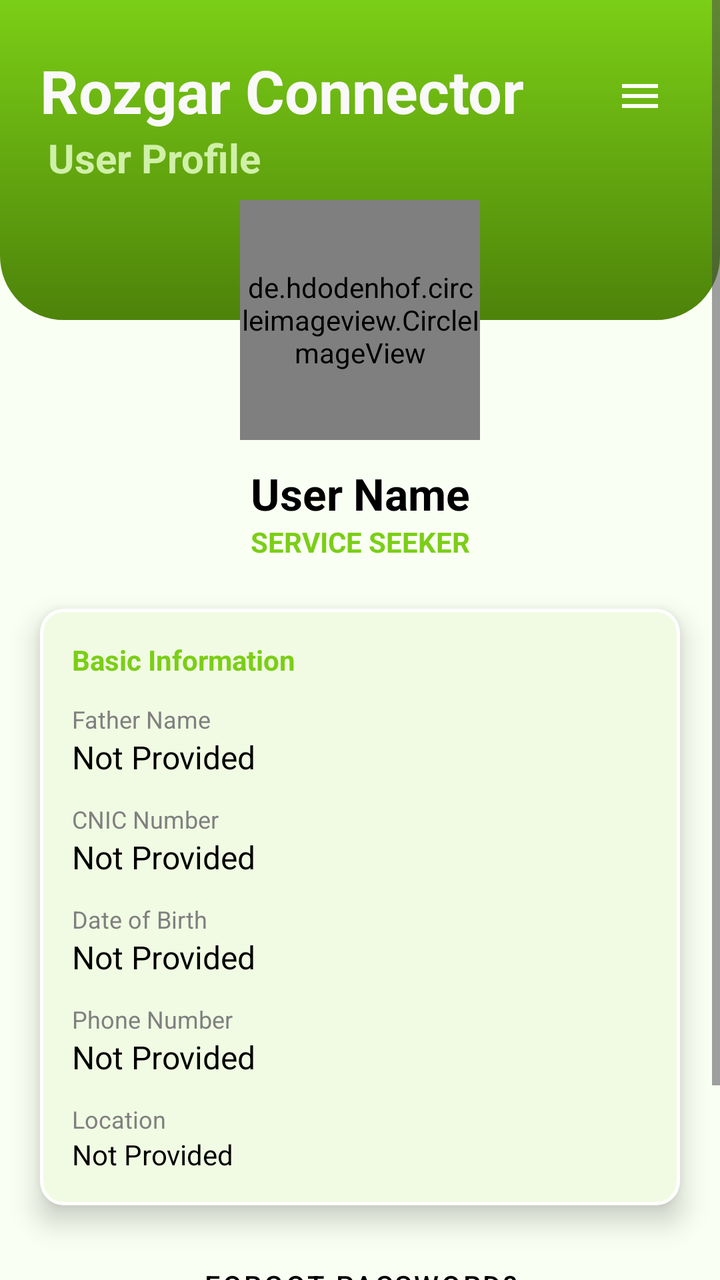
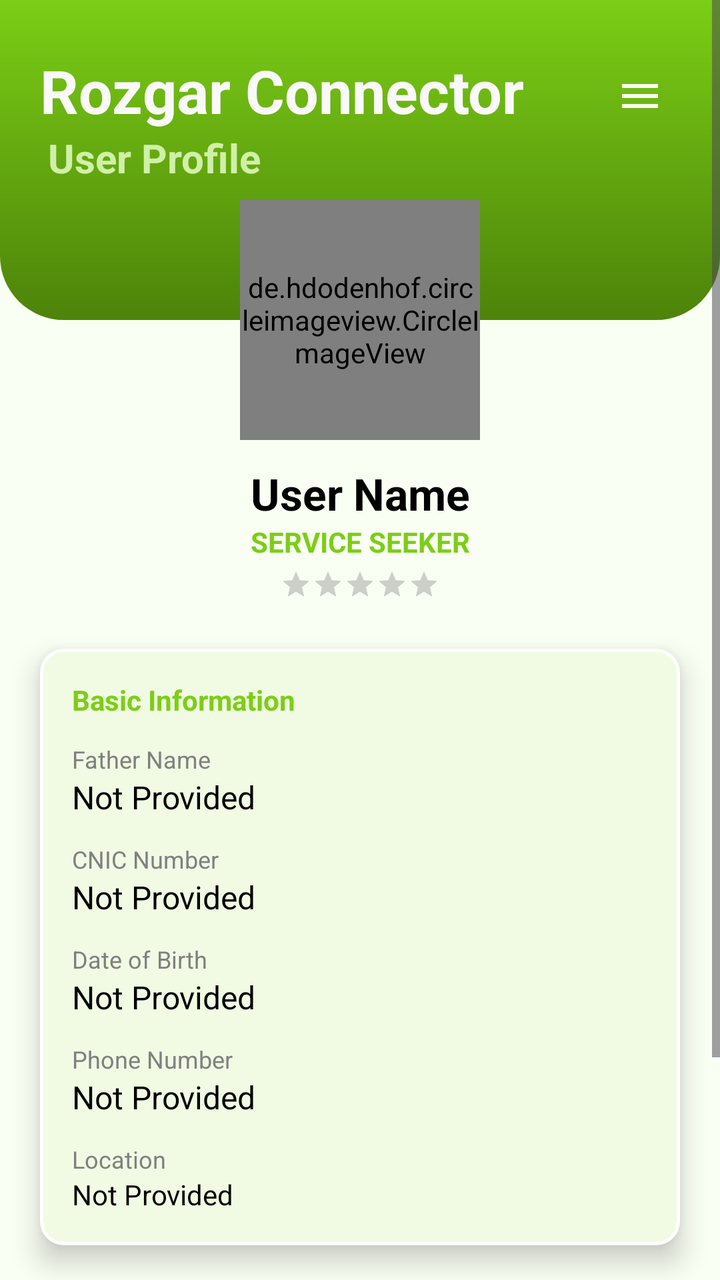

Screens rendered from an Android XML layout before and after an edit, with the pre-edit source and the edit as a unified diff.
<!-- AndroidManifest.xml: application theme Theme.RozgarConnector -->
<!-- res/layout/fragment_profile.xml -->
<?xml version="1.0" encoding="utf-8"?>
<ScrollView xmlns:android="http://schemas.android.com/apk/res/android"
    xmlns:app="http://schemas.android.com/apk/res-auto"
    xmlns:tools="http://schemas.android.com/tools"
    android:layout_width="match_parent"
    android:layout_height="match_parent"
    android:background="@color/white"
    android:elevation="8dp">

    <androidx.constraintlayout.widget.ConstraintLayout
        android:layout_width="match_parent"
        android:layout_height="wrap_content"
        android:background="@color/white"
        android:paddingBottom="32dp">

        <View
            android:id="@+id/profileHeader"
            android:layout_width="0dp"
            android:layout_height="160dp"
            android:background="@drawable/header_gradient_curved"
            app:layout_constraintEnd_toEndOf="parent"
            app:layout_constraintHorizontal_bias="1.0"
            app:layout_constraintStart_toStartOf="parent"
            app:layout_constraintTop_toTopOf="parent" />

        <TextView
            android:id="@+id/tvappname"
            android:layout_width="wrap_content"
            android:layout_height="wrap_content"
            android:layout_marginStart="20dp"
            android:layout_marginTop="25dp"
            android:text="@string/app_name"
            android:textAlignment="textStart"
            android:textColor="#FAF9F9"
            android:textSize="30sp"
            android:textStyle="bold"
            app:layout_constraintStart_toStartOf="parent"
            app:layout_constraintTop_toTopOf="parent" />

        <TextView
            android:id="@+id/textView3"
            android:layout_width="wrap_content"
            android:layout_height="wrap_content"
            android:layout_marginStart="24dp"
            android:text="@string/user_profile"
            android:textAlignment="textStart"
            android:textColor="#D0F0A8"
            android:textSize="20sp"
            android:textStyle="bold"
            app:layout_constraintStart_toStartOf="parent"
            app:layout_constraintTop_toBottomOf="@+id/tvappname" />

        <ImageView
            android:id="@+id/btnSettings"
            android:layout_width="32dp"
            android:layout_height="32dp"
            android:layout_marginTop="32dp"
            android:layout_marginEnd="24dp"
            android:padding="4dp"
            android:src="@drawable/ic_menu"
            app:layout_constraintEnd_toEndOf="parent"
            app:layout_constraintTop_toTopOf="parent"
            app:tint="@color/white" />

        <de.hdodenhof.circleimageview.CircleImageView
            android:id="@+id/imgProfile"
            android:layout_width="120dp"
            android:layout_height="120dp"
            android:layout_marginTop="100dp"
            android:src="@drawable/ic_profile"
            app:civ_border_color="@color/white"
            app:civ_border_width="4dp"
            app:layout_constraintEnd_toEndOf="parent"
            app:layout_constraintStart_toStartOf="parent"
            app:layout_constraintTop_toTopOf="parent" />

        <TextView
            android:id="@+id/tvProfileName"
            android:layout_width="wrap_content"
            android:layout_height="wrap_content"
            android:layout_marginTop="12dp"
            android:text="User Name"
            android:textColor="@color/black"
            android:textSize="22sp"
            android:textStyle="bold"
            app:layout_constraintEnd_toEndOf="parent"
            app:layout_constraintStart_toStartOf="parent"
            app:layout_constraintTop_toBottomOf="@id/imgProfile" />

        <TextView
            android:id="@+id/tvProfileRole"
            android:layout_width="wrap_content"
            android:layout_height="wrap_content"
            android:text="SERVICE SEEKER"
            android:textColor="@color/primary_green"
            android:textSize="14sp"
            android:textStyle="bold"
            app:layout_constraintEnd_toEndOf="parent"
            app:layout_constraintStart_toStartOf="parent"
            app:layout_constraintTop_toBottomOf="@id/tvProfileName" />

        
        <com.google.android.material.card.MaterialCardView
            android:id="@+id/infoCard"
            android:layout_width="0dp"
            android:layout_height="wrap_content"
            android:layout_marginHorizontal="20dp"
            android:layout_marginTop="24dp"
            app:cardCornerRadius="12dp"
            app:cardElevation="8dp"
            app:strokeColor="@color/ic_logo_background"
            app:strokeWidth="1.5dp"
            app:layout_constraintEnd_toEndOf="parent"
            app:layout_constraintStart_toStartOf="parent"
            app:layout_constraintTop_toBottomOf="@id/tvProfileRole">

            <LinearLayout
                android:layout_width="match_parent"
                android:layout_height="wrap_content"
                android:background="#F1FBE3"
                android:elevation="8dp"
                android:orientation="vertical"
                android:padding="16dp">

                <TextView
                    android:layout_width="wrap_content"
                    android:layout_height="wrap_content"
                    android:layout_marginBottom="12dp"
                    android:text="@string/basic_info"
                    android:textColor="@color/primary_green"
                    android:textStyle="bold" />

                <TextView
                    android:layout_width="wrap_content"
                    android:layout_height="wrap_content"
                    android:text="@string/father_name"
                    android:textColor="@color/grey"
                    android:textSize="12sp" />

                <TextView
                    android:id="@+id/tvFatherName"
                    android:layout_width="wrap_content"
                    android:layout_height="wrap_content"
                    android:layout_marginBottom="12dp"
                    android:text="@string/not_provided"
                    android:textColor="@color/black"
                    android:textSize="16sp" />

                <TextView
                    android:layout_width="wrap_content"
                    android:layout_height="wrap_content"
                    android:text="@string/cnic_number"
                    android:textColor="@color/grey"
                    android:textSize="12sp" />

                <TextView
                    android:id="@+id/tvCnic"
                    android:layout_width="wrap_content"
                    android:layout_height="wrap_content"
                    android:layout_marginBottom="12dp"
                    android:text="@string/not_provided"
                    android:textColor="@color/black"
                    android:textSize="16sp" />

                <TextView
                    android:layout_width="wrap_content"
                    android:layout_height="wrap_content"
                    android:text="@string/dob"
                    android:textColor="@color/grey"
                    android:textSize="12sp" />

                <TextView
                    android:id="@+id/tvDob"
                    android:layout_width="wrap_content"
                    android:layout_height="wrap_content"
                    android:layout_marginBottom="12dp"
                    android:text="@string/not_provided"
                    android:textColor="@color/black"
                    android:textSize="16sp" />

                <TextView
                    android:layout_width="wrap_content"
                    android:layout_height="wrap_content"
                    android:text="@string/phone_number"
                    android:textColor="@color/grey"
                    android:textSize="12sp" />

                <TextView
                    android:id="@+id/tvPhone"
                    android:layout_width="wrap_content"
                    android:layout_height="wrap_content"
                    android:layout_marginBottom="12dp"
                    android:text="@string/not_provided"
                    android:textColor="@color/black"
                    android:textSize="16sp" />

                <TextView
                    android:layout_width="wrap_content"
                    android:layout_height="wrap_content"
                    android:text="@string/location"
                    android:textColor="@color/grey"
                    android:textSize="12sp" />

                <TextView
                    android:id="@+id/tvLocationFull"
                    android:layout_width="wrap_content"
                    android:layout_height="wrap_content"
                    android:text="@string/not_provided"
                    android:textColor="@color/black"
                    android:textSize="14sp" />

            </LinearLayout>
        </com.google.android.material.card.MaterialCardView>

        
        <com.google.android.material.card.MaterialCardView
            android:id="@+id/portfolioCard"
            android:layout_width="0dp"
            android:layout_height="wrap_content"
            android:layout_marginHorizontal="20dp"
            android:layout_marginTop="16dp"
            android:visibility="gone"
            app:cardCornerRadius="12dp"
            app:cardElevation="8dp"
            app:layout_constraintEnd_toEndOf="parent"
            app:layout_constraintStart_toStartOf="parent"
            app:layout_constraintTop_toBottomOf="@id/infoCard"
            app:strokeColor="@color/ic_logo_background"
            app:strokeWidth="1.5dp">

            <LinearLayout
                android:layout_width="match_parent"
                android:layout_height="wrap_content"
                android:background="@color/white"
                android:backgroundTint="#F1FBE3"
                android:orientation="vertical"
                android:padding="16dp">

                <RelativeLayout
                    android:layout_width="match_parent"
                    android:layout_height="wrap_content"
                    android:layout_marginBottom="12dp">

                    <TextView
                        android:id="@+id/tvPortfolioTitle"
                        android:layout_width="wrap_content"
                        android:layout_height="wrap_content"
                        android:layout_alignParentStart="true"
                        android:layout_centerVertical="true"
                        android:text="@string/portfolio"
                        android:textColor="@color/primary_green"
                        android:textStyle="bold" />

                    <ImageView
                        android:id="@+id/btnEditPortfolio"
                        android:layout_width="24dp"
                        android:layout_height="24dp"
                        android:layout_alignParentEnd="true"
                        android:layout_centerVertical="true"
                        android:src="@drawable/ic_edit"
                        app:tint="@color/primary_green" />
                </RelativeLayout>

                
                <LinearLayout
                    android:id="@+id/educationSection"
                    android:layout_width="match_parent"
                    android:layout_height="wrap_content"
                    android:orientation="vertical"
                    android:visibility="visible">

                    <TextView
                        android:layout_width="wrap_content"
                        android:layout_height="wrap_content"
                        android:text="@string/education"
                        android:textColor="@color/grey"
                        android:textSize="12sp" />

                    <TextView
                        android:id="@+id/tvEducation"
                        android:layout_width="wrap_content"
                        android:layout_height="wrap_content"
                        android:layout_marginBottom="12dp"
                        android:text="@string/not_provided"
                        android:textColor="@color/black"
                        android:textSize="16sp" />
                </LinearLayout>

                <TextView
                    android:layout_width="wrap_content"
                    android:layout_height="wrap_content"
                    android:text="@string/skill_expertise"
                    android:textColor="@color/grey"
                    android:textSize="12sp" />

                <TextView
                    android:id="@+id/tvExpertise"
                    android:layout_width="wrap_content"
                    android:layout_height="wrap_content"
                    android:layout_marginBottom="12dp"
                    android:text="@string/not_provided"
                    android:textColor="@color/black"
                    android:textSize="16sp" />

                <TextView
                    android:layout_width="wrap_content"
                    android:layout_height="wrap_content"
                    android:text="@string/experience"
                    android:textColor="@color/grey"
                    android:textSize="12sp" />

                <TextView
                    android:id="@+id/tvExperienceInfo"
                    android:layout_width="wrap_content"
                    android:layout_height="wrap_content"
                    android:layout_marginBottom="12dp"
                    android:text="@string/not_provided"
                    android:textColor="@color/black"
                    android:textSize="16sp" />

                <TextView
                    android:layout_width="wrap_content"
                    android:layout_height="wrap_content"
                    android:text="@string/prof_desc"
                    android:textColor="@color/grey"
                    android:textSize="12sp" />

                <TextView
                    android:id="@+id/tvDescription"
                    android:layout_width="match_parent"
                    android:layout_height="wrap_content"
                    android:layout_marginBottom="16dp"
                    android:text="@string/not_provided"
                    android:textColor="@color/black"
                    android:textSize="14sp" />

                
                <LinearLayout
                    android:id="@+id/degreePhotoSection"
                    android:layout_width="match_parent"
                    android:layout_height="wrap_content"
                    android:orientation="vertical"
                    android:visibility="visible">

                    <TextView
                        android:layout_width="wrap_content"
                        android:layout_height="wrap_content"
                        android:text="@string/degree_doc"
                        android:textColor="@color/grey"
                        android:textSize="12sp" />

                    <ImageView
                        android:id="@+id/imgDegreeDoc"
                        android:layout_width="match_parent"
                        android:layout_height="180dp"
                        android:layout_marginTop="8dp"
                        android:background="#F5F5F5"
                        android:scaleType="centerInside"
                        android:src="@drawable/ic_profile_placeholder" />
                </LinearLayout>

            </LinearLayout>
        </com.google.android.material.card.MaterialCardView>

        
        <com.google.android.material.button.MaterialButton
            android:id="@+id/btnForgotPassword"
            style="@style/Widget.MaterialComponents.Button.TextButton"
            android:layout_width="wrap_content"
            android:layout_height="wrap_content"
            android:layout_marginTop="16dp"
            android:text="@string/forgot_password"
            android:textColor="@color/black"
            app:layout_constraintEnd_toEndOf="parent"
            app:layout_constraintStart_toStartOf="parent"
            app:layout_constraintTop_toBottomOf="@id/portfolioCard" />

        <com.google.android.material.button.MaterialButton
            android:id="@+id/btnSignOut"
            style="@style/Widget.MaterialComponents.Button.UnelevatedButton"
            android:layout_width="wrap_content"
            android:layout_height="wrap_content"
            android:layout_marginHorizontal="20dp"
            android:layout_marginTop="8dp"
            android:text="@string/sign_out"
            android:textColor="#000000"
            app:backgroundTint="@color/white"
            app:cornerRadius="12dp"
            app:layout_constraintEnd_toEndOf="parent"
            app:layout_constraintStart_toStartOf="parent"
            app:layout_constraintTop_toBottomOf="@id/btnForgotPassword" />

    </androidx.constraintlayout.widget.ConstraintLayout>
</ScrollView>
<!-- resources referenced by this layout -->
<resources>
  <color name="black">#FF000000</color>
  <color name="grey">#808080</color>
  <color name="ic_logo_background">#FFFFFF</color>
  <color name="primary_green">#7BCE16</color>
  <color name="white">#FAFFF3</color>
  <!-- drawable header_gradient_curved (drawable) -->
  <shape xmlns:android="http://schemas.android.com/apk/res/android">
      <gradient
          android:startColor="@color/primary_green"
          android:endColor="#4D830A"
          android:angle="270"/>
      <corners
          android:bottomLeftRadius="32dp"
          android:bottomRightRadius="32dp" />
  </shape>
  <!-- drawable ic_edit (drawable) -->
  <vector xmlns:android="http://schemas.android.com/apk/res/android"
      android:width="24dp"
      android:height="24dp"
      android:viewportWidth="24"
      android:viewportHeight="24"
      android:tint="?attr/colorControlNormal">
    <path
        android:fillColor="@android:color/white"
        android:pathData="M3,17.25V21h3.75L17.81,9.94l-3.75,-3.75L3,17.25zM20.71,7.04c0.39,-0.39 0.39,-1.02 0,-1.41l-2.34,-2.34c-0.39,-0.39 -1.02,-0.39 -1.41,0l-1.83,1.83 3.75,3.75 1.83,-1.83z"/>
  </vector>
  <!-- drawable ic_menu (drawable) -->
  <vector xmlns:android="http://schemas.android.com/apk/res/android"
      android:width="24dp"
      android:height="24dp"
      android:viewportWidth="24"
      android:viewportHeight="24">
      <path
          android:fillColor="#000000"
          android:pathData="M3,18h18v-2H3v2zM3,13h18v-2H3v2zM3,6v2h18V6H3z" />
  </vector>
  <!-- drawable ic_profile (drawable) -->
  <vector xmlns:android="http://schemas.android.com/apk/res/android"
      android:width="800dp"
      android:height="800dp"
      android:viewportWidth="24"
      android:viewportHeight="24">
    <path
        android:pathData="M22,12C22,17.523 17.523,22 12,22C6.477,22 2,17.523 2,12C2,6.477 6.477,2 12,2C17.523,2 22,6.477 22,12Z"
        android:strokeAlpha="0.5"
        android:fillColor="#000000"
        android:fillAlpha="0.5"/>
    <path
        android:pathData="M16.807,19.011C15.44,19.95 13.784,20.5 12,20.5C10.216,20.5 8.56,19.95 7.193,19.011C6.589,18.596 6.331,17.806 6.682,17.163C7.41,15.83 8.91,15 12,15C15.09,15 16.59,15.83 17.318,17.163C17.669,17.806 17.411,18.596 16.807,19.011Z"
        android:fillColor="#000000"/>
    <path
        android:pathData="M12,12C13.657,12 15,10.657 15,9C15,7.343 13.657,6 12,6C10.343,6 9,7.343 9,9C9,10.657 10.343,12 12,12Z"
        android:fillColor="#000000"/>
  </vector>
  <string name="app_name">Rozgar Connector</string>
  <string name="basic_info">Basic Information</string>
  <string name="cnic_number">CNIC Number</string>
  <string name="degree_doc">Last Degree Document</string>
  <string name="dob">Date of Birth</string>
  <string name="education">Education</string>
  <string name="experience">Experience</string>
  <string name="father_name">Father Name</string>
  <string name="forgot_password">Forgot Password?</string>
  <string name="location">Location</string>
  <string name="not_provided">Not Provided</string>
  <string name="phone_number">Phone Number</string>
  <string name="portfolio">Professional Portfolio</string>
  <string name="prof_desc">Professional Description</string>
  <string name="sign_out">SIGN OUT</string>
  <string name="skill_expertise">Skill / Expertise</string>
  <string name="user_profile">User Profile</string>
  <style name="Theme.RozgarConnector" parent="Base.Theme.RozgarConnector" />
  <style name="Base.Theme.RozgarConnector" parent="Theme.Material3.DayNight.NoActionBar">
          
          <item name="colorPrimary">@color/primary_green</item>
      </style>
  <!-- unchanged entries left out for length: 1 -->
</resources>

<!-- the commit's change to res/layout/fragment_profile.xml (unified diff, before → after) -->
@@ -74,30 +74,61 @@
             app:layout_constraintStart_toStartOf="parent"
             app:layout_constraintTop_toTopOf="parent" />
 
-        <TextView
-            android:id="@+id/tvProfileName"
+        <LinearLayout
+            android:id="@+id/llNameRole"
             android:layout_width="wrap_content"
             android:layout_height="wrap_content"
             android:layout_marginTop="12dp"
-            android:text="User Name"
-            android:textColor="@color/black"
-            android:textSize="22sp"
-            android:textStyle="bold"
-            app:layout_constraintEnd_toEndOf="parent"
-            app:layout_constraintStart_toStartOf="parent"
-            app:layout_constraintTop_toBottomOf="@id/imgProfile" />
-
-        <TextView
-            android:id="@+id/tvProfileRole"
-            android:layout_width="wrap_content"
-            android:layout_height="wrap_content"
-            android:text="SERVICE SEEKER"
-            android:textColor="@color/primary_green"
-            android:textSize="14sp"
-            android:textStyle="bold"
-            app:layout_constraintEnd_toEndOf="parent"
-            app:layout_constraintStart_toStartOf="parent"
-            app:layout_constraintTop_toBottomOf="@id/tvProfileName" />
+            android:gravity="center"
+            android:orientation="vertical"
+            app:layout_constraintEnd_toEndOf="parent"
+            app:layout_constraintStart_toStartOf="parent"
+            app:layout_constraintTop_toBottomOf="@id/imgProfile">
+
+            <LinearLayout
+                android:layout_width="wrap_content"
+                android:layout_height="wrap_content"
+                android:gravity="center_vertical"
+                android:orientation="horizontal">
+
+                <TextView
+                    android:id="@+id/tvProfileName"
+                    android:layout_width="wrap_content"
+                    android:layout_height="wrap_content"
+                    android:text="User Name"
+                    android:textColor="@color/black"
+                    android:textSize="22sp"
+                    android:textStyle="bold" />
+
+                <ImageView
+                    android:id="@+id/imgVerifiedBadge"
+                    android:layout_width="20dp"
+                    android:layout_height="20dp"
+                    android:layout_marginStart="6dp"
+                    android:src="@drawable/ic_notification"
+                    android:visibility="gone"
+                    app:tint="@color/primary_green" />
+            </LinearLayout>
+
+            <TextView
+                android:id="@+id/tvProfileRole"
+                android:layout_width="wrap_content"
+                android:layout_height="wrap_content"
+                android:text="SERVICE SEEKER"
+                android:textColor="@color/primary_green"
+                android:textSize="14sp"
+                android:textStyle="bold" />
+            
+            <RatingBar
+                android:id="@+id/profileRatingBar"
+                style="?android:attr/ratingBarStyleSmall"
+                android:layout_width="wrap_content"
+                android:layout_height="wrap_content"
+                android:layout_marginTop="4dp"
+                android:numStars="5"
+                android:progressTint="#FFD700"
+                android:rating="0" />
+        </LinearLayout>
 
         
         <com.google.android.material.card.MaterialCardView
@@ -112,7 +143,7 @@
             app:strokeWidth="1.5dp"
             app:layout_constraintEnd_toEndOf="parent"
             app:layout_constraintStart_toStartOf="parent"
-            app:layout_constraintTop_toBottomOf="@id/tvProfileRole">
+            app:layout_constraintTop_toBottomOf="@id/llNameRole">
 
             <LinearLayout
                 android:layout_width="match_parent"
<!-- resource entries referenced after the edit -->
@@ -36,6 +36,7 @@
           android:fillColor="#000000"
           android:pathData="M3,18h18v-2H3v2zM3,13h18v-2H3v2zM3,6v2h18V6H3z" />
   </vector>
+  <!-- drawable ic_notification: vector/xml drawable (drawable, 2138 chars, omitted) -->
   <!-- drawable ic_profile (drawable) -->
   <vector xmlns:android="http://schemas.android.com/apk/res/android"
       android:width="800dp"
